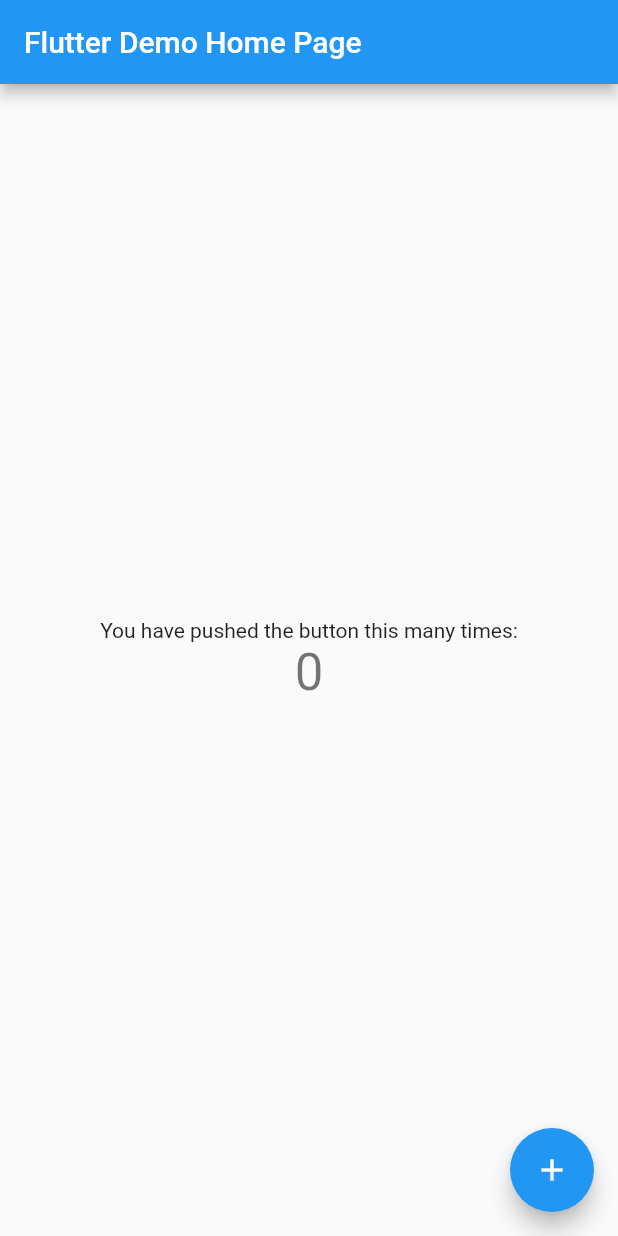
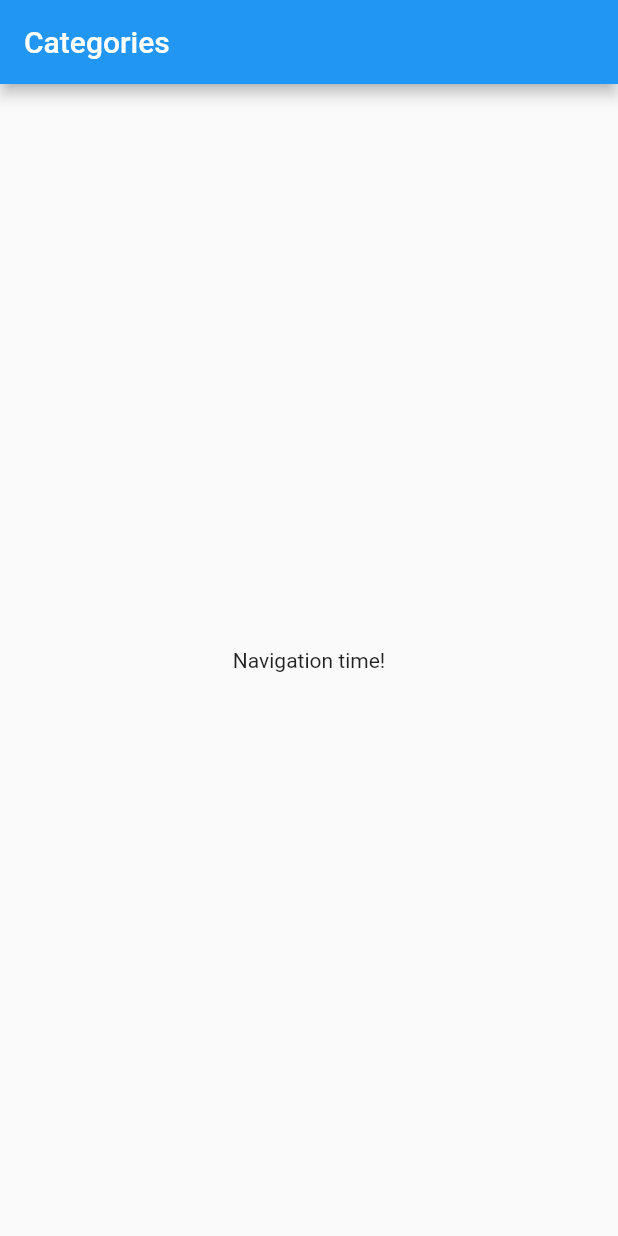
Before and after one commit to daviditco4/meals-app, a Flutter app: the screen it shows after launch, on a phone screen of 412 x 824 dp. Run offline on Flutter 3.47's test engine with Material 2 defaults, Android fonts, the light colour scheme and no system bars.

Commit message:
Delete starter app

```diff
--- a/lib/main.dart
+++ b/lib/main.dart
@@ -1,47 +1,23 @@
 import 'package:flutter/material.dart';
 
-void main() {
-  runApp(MyApp());
-}
+void main() => runApp(MyApp());
 
 class MyApp extends StatelessWidget {
-  // This widget is the root of your application.
   @override
   Widget build(BuildContext context) {
     return MaterialApp(
-      title: 'Flutter Demo',
+      title: 'Meals App',
       theme: ThemeData(
-        // This is the theme of your application.
-        //
-        // Try running your application with "flutter run". You'll see the
-        // application has a blue toolbar. Then, without quitting the app, try
-        // changing the primarySwatch below to Colors.green and then invoke
-        // "hot reload" (press "r" in the console where you ran "flutter run",
-        // or simply save your changes to "hot reload" in a Flutter IDE).
-        // Notice that the counter didn't reset back to zero; the application
-        // is not restarted.
         primarySwatch: Colors.blue,
-        // This makes the visual density adapt to the platform that you run
-        // the app on. For desktop platforms, the controls will be smaller and
-        // closer together (more dense) than on mobile platforms.
         visualDensity: VisualDensity.adaptivePlatformDensity,
       ),
-      home: MyHomePage(title: 'Flutter Demo Home Page'),
+      home: MyHomePage(title: 'Categories'),
     );
   }
 }
 
 class MyHomePage extends StatefulWidget {
   MyHomePage({Key key, this.title}) : super(key: key);
-
-  // This widget is the home page of your application. It is stateful, meaning
-  // that it has a State object (defined below) that contains fields that affect
-  // how it looks.
-
-  // This class is the configuration for the state. It holds the values (in this
-  // case the title) provided by the parent (in this case the App widget) and
-  // used by the build method of the State. Fields in a Widget subclass are
-  // always marked "final".
 
   final String title;
 
@@ -50,68 +26,13 @@
 }
 
 class _MyHomePageState extends State<MyHomePage> {
-  int _counter = 0;
-
-  void _incrementCounter() {
-    setState(() {
-      // This call to setState tells the Flutter framework that something has
-      // changed in this State, which causes it to rerun the build method below
-      // so that the display can reflect the updated values. If we changed
-      // _counter without calling setState(), then the build method would not be
-      // called again, and so nothing would appear to happen.
-      _counter++;
-    });
-  }
-
   @override
   Widget build(BuildContext context) {
-    // This method is rerun every time setState is called, for instance as done
-    // by the _incrementCounter method above.
-    //
-    // The Flutter framework has been optimized to make rerunning build methods
-    // fast, so that you can just rebuild anything that needs updating rather
-    // than having to individually change instances of widgets.
     return Scaffold(
-      appBar: AppBar(
-        // Here we take the value from the MyHomePage object that was created by
-        // the App.build method, and use it to set our appbar title.
-        title: Text(widget.title),
+      appBar: AppBar(title: Text(widget.title)),
+      body: Center(
+        child: Text('Navigation time!'),
       ),
-      body: Center(
-        // Center is a layout widget. It takes a single child and positions it
-        // in the middle of the parent.
-        child: Column(
-          // Column is also a layout widget. It takes a list of children and
-          // arranges them vertically. By default, it sizes itself to fit its
-          // children horizontally, and tries to be as tall as its parent.
-          //
-          // Invoke "debug painting" (press "p" in the console, choose the
-          // "Toggle Debug Paint" action from the Flutter Inspector in Android
-          // Studio, or the "Toggle Debug Paint" command in Visual Studio Code)
-          // to see the wireframe for each widget.
-          //
-          // Column has various properties to control how it sizes itself and
-          // how it positions its children. Here we use mainAxisAlignment to
-          // center the children vertically; the main axis here is the vertical
-          // axis because Columns are vertical (the cross axis would be
-          // horizontal).
-          mainAxisAlignment: MainAxisAlignment.center,
-          children: <Widget>[
-            Text(
-              'You have pushed the button this many times:',
-            ),
-            Text(
-              '$_counter',
-              style: Theme.of(context).textTheme.headline4,
-            ),
-          ],
-        ),
-      ),
-      floatingActionButton: FloatingActionButton(
-        onPressed: _incrementCounter,
-        tooltip: 'Increment',
-        child: Icon(Icons.add),
-      ), // This trailing comma makes auto-formatting nicer for build methods.
     );
   }
 }
```
Also changed, not shown: 1 other file.
